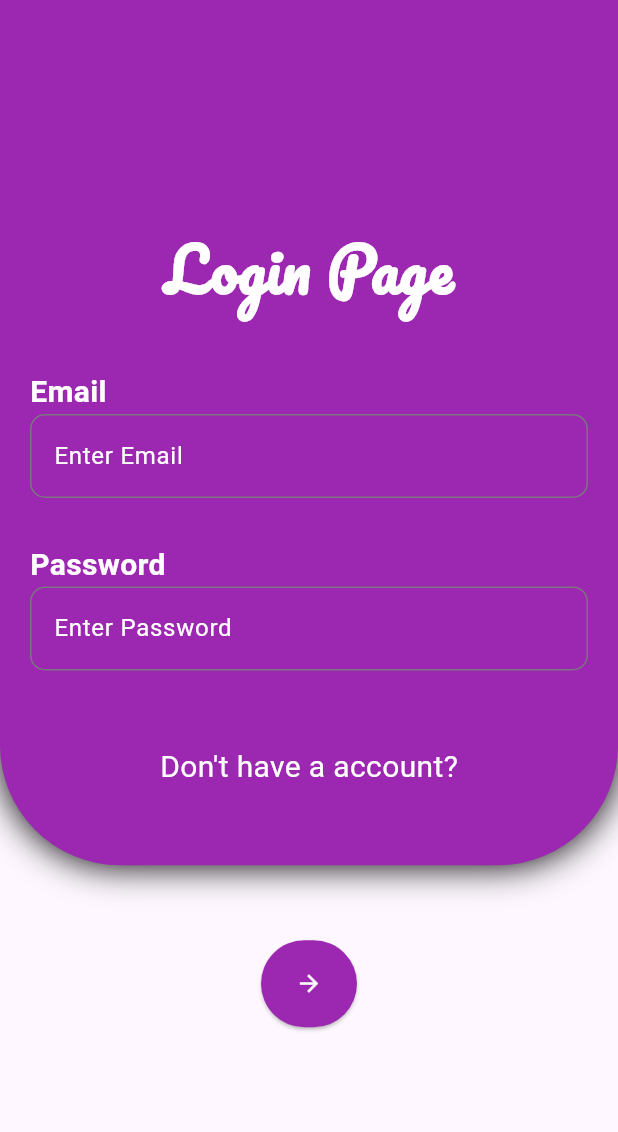
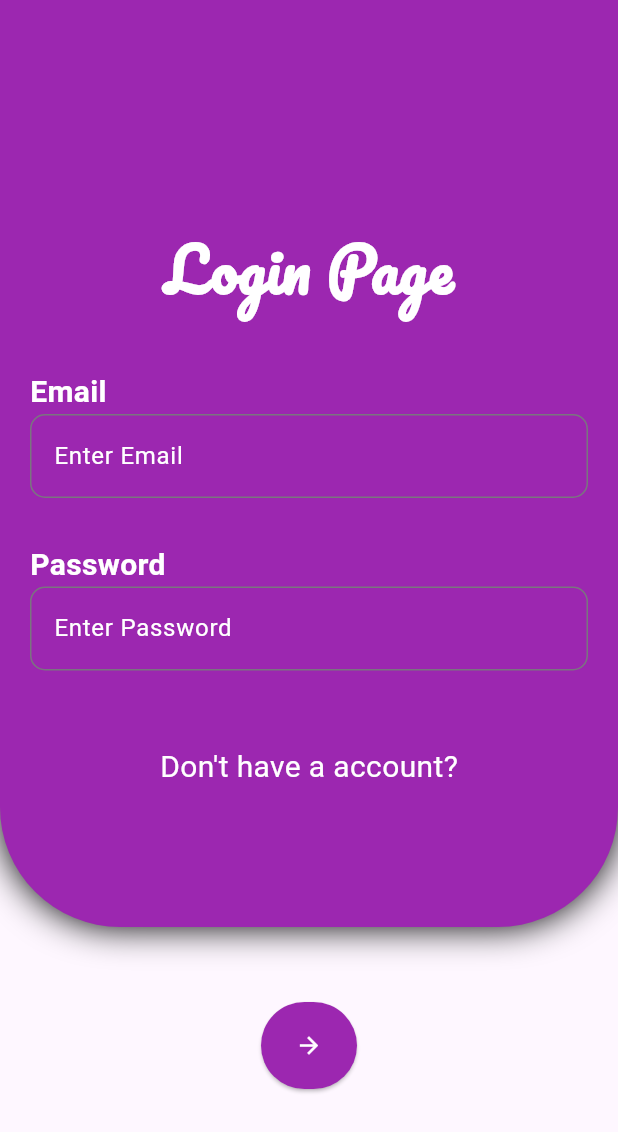
Before and after one commit to devansh-popli/flutter-todoApp, a Flutter app: the screen it shows after launch, on a phone screen of 412 x 824 dp. Shown: the top 1132 px of the screen. Run offline on Flutter 3.47's test engine with Material 3 defaults, Android fonts, the phone set to English and light mode, and no system bars; our stand-ins replace firebase_core, google_fonts, random_string, shared_preferences; accounts and stored records are empty.

Commit message:
height updated in mobile app signup

```diff
--- a/lib/pages/login.dart
+++ b/lib/pages/login.dart
@@ -34,7 +34,7 @@ class _LoginState extends State<Login> {
                   ),
                   boxShadow: [BoxShadow(blurRadius: 20, color: Colors.black)],
                 ),
-                height: MediaQuery.of(context).size.height * 0.7,
+                height: MediaQuery.of(context).size.height * 0.75,
                 width: MediaQuery.of(context).size.width,
                 child: Column(
                   children: [
```
